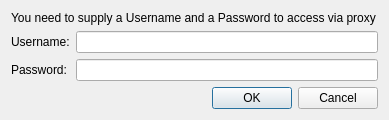
xiaoyifang/goldendict-ng, file src/ui/authentication.ui: the form before one commit.
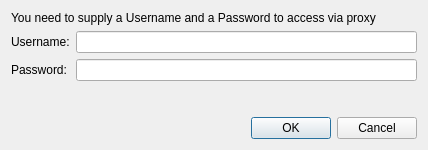
The form after the commit.

Diff of the .ui file:
```diff
--- a/src/ui/authentication.ui
+++ b/src/ui/authentication.ui
@@ -6,8 +6,8 @@
    <rect>
     <x>0</x>
     <y>0</y>
-    <width>389</width>
-    <height>120</height>
+    <width>428</width>
+    <height>150</height>
    </rect>
   </property>
   <property name="windowTitle">
```
Left out of the diff: 8 changed lines with no effect on the pictures.
